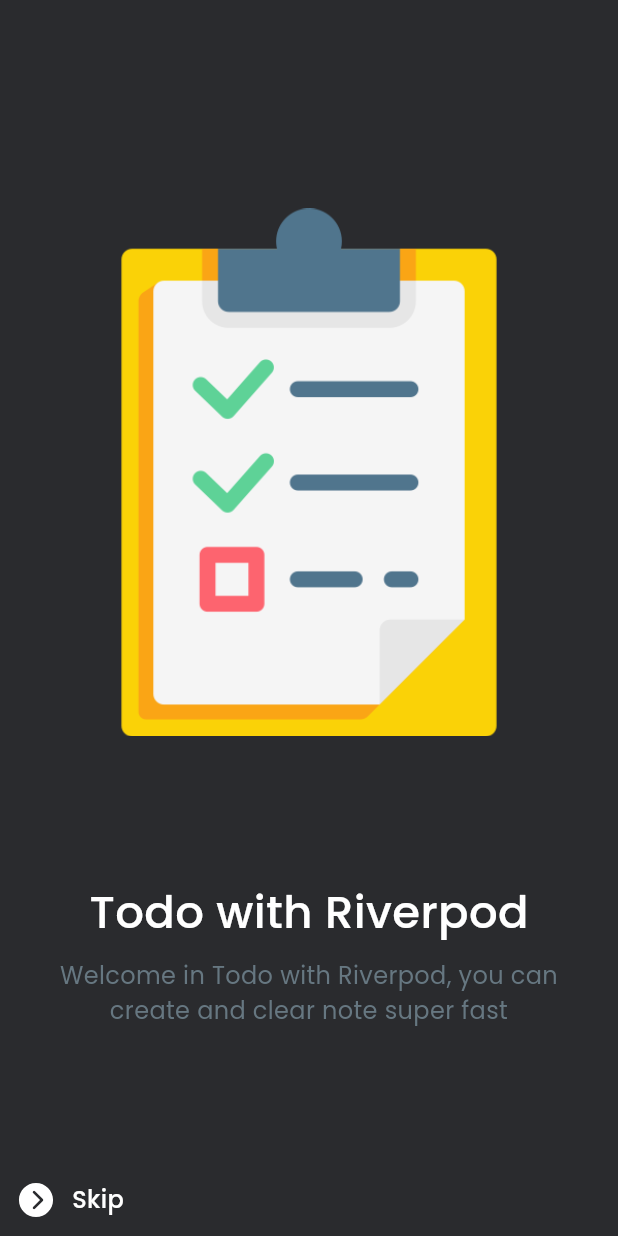
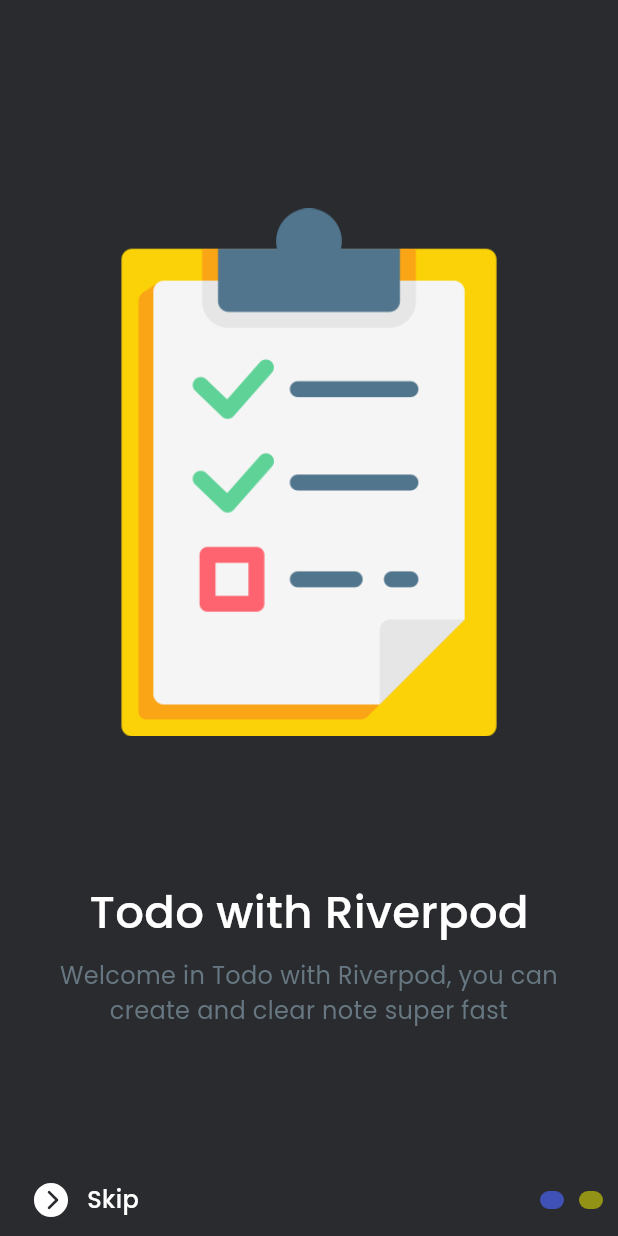
Before and after one commit to muhtar-sgk/TodoAppRiverpod, a Flutter app: the screen it shows after launch, on a phone screen of 412 x 824 dp. Run offline on Flutter 3.47's test engine with Material 2 defaults, Android fonts, the phone set to English and light mode, and no system bars; drawn by our look-alikes of smooth_page_indicator; our stand-ins replace flutter_screenutil, flutter_vector_icons, google_fonts.

```diff
--- a/lib/features/on_boarding/views/on_boarding_screen.dart
+++ b/lib/features/on_boarding/views/on_boarding_screen.dart
@@ -5,6 +5,7 @@ import 'package:google_fonts/google_fonts.dart';
 import 'package:riverpod_todoapp/core/common/widgets/white_space.dart';
 import 'package:riverpod_todoapp/core/res/colours.dart';
 import 'package:riverpod_todoapp/core/res/image_res.dart';
+import 'package:smooth_page_indicator/smooth_page_indicator.dart';
 
 import '../../../core/common/widgets/fading_text.dart';
 
@@ -15,8 +16,21 @@ import '../../../core/common/widgets/fading_text.dart';
 // Skip Button
 // Swipe Indicator
 
-class OnBoardingScreen extends StatelessWidget {
+class OnBoardingScreen extends StatefulWidget {
   const OnBoardingScreen({super.key});
+
+  @override
+  State<OnBoardingScreen> createState() => _OnBoardingScreenState();
+}
+
+class _OnBoardingScreenState extends State<OnBoardingScreen> {
+  final pageController = PageController();
+
+  @override
+  void dispose() {
+    super.dispose();
+    pageController.dispose();
+  }
 
   @override
   Widget build(BuildContext context) {
@@ -27,6 +41,7 @@ class OnBoardingScreen extends StatelessWidget {
           alignment: AlignmentDirectional.bottomCenter,
           children: [
           PageView(
+            controller: pageController,
             children: [
               Padding(
                 padding: const EdgeInsets.symmetric(horizontal: 30),
@@ -74,7 +89,9 @@ class OnBoardingScreen extends StatelessWidget {
               ),
             ],
           ),
-          Row(
+          Padding(
+            padding: const EdgeInsets.symmetric(horizontal: 10),
+            child: Row(
               mainAxisAlignment: MainAxisAlignment.spaceBetween,
               children: [
                 Row(
@@ -88,7 +105,17 @@ class OnBoardingScreen extends StatelessWidget {
                         fontSize: 16, fontWeight: FontWeight.w500)
                   ],
                 ),
+                SmoothPageIndicator(
+                  controller: pageController,
+                  count: 2,
+                  effect: WormEffect(
+                    dotHeight: 12,
+                    spacing: 10,
+                    dotColor: Colours.yellow.withOpacity(.5)
+                  ),
+                )
               ],
+            ),
           )
         ]),
       ),
```
Lines whose indentation alone changed are shown as unchanged.
